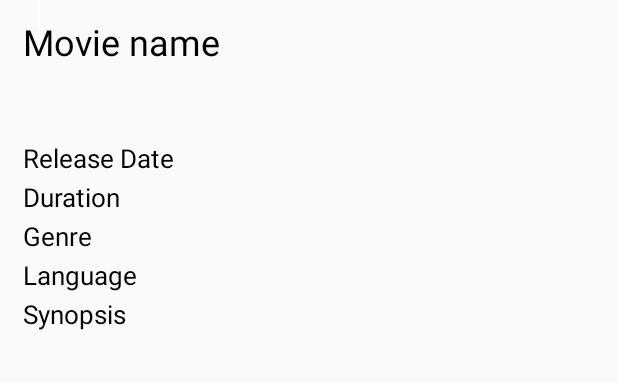
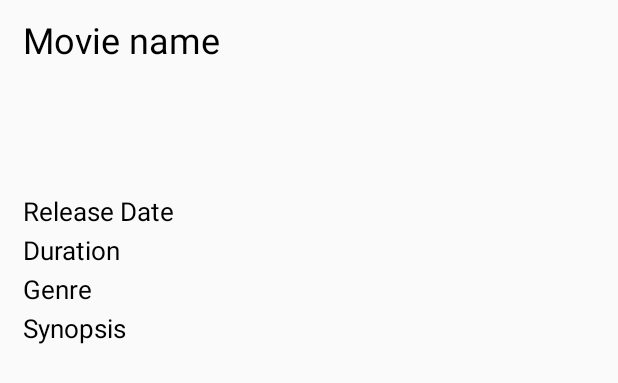
Before and after one commit to ektanijhawan/Movies-App, an Android app: the layout movie_detail_holder.xml on its own in the app's theme, with its tools: preview values and no code run, on a phone screen of 412 x 824 dp. Shown: the top 383 px of the screen. Run offline under Robolectric (Android 15) with nearby library versions, the phone set to English and light mode, and no system bars; network calls fail.

Commit message:
FavouriteFragmentMovieDetail's work done

```diff
--- a/app/src/main/java/com/example/android/material_design/Adapters/AdapterBoxOffice.java
+++ b/app/src/main/java/com/example/android/material_design/Adapters/AdapterBoxOffice.java
@@ -70,6 +70,7 @@ public class AdapterBoxOffice extends RecyclerView.Adapter<AdapterBoxOffice.View
 
                 @Override
                 public void onResponse(ImageLoader.ImageContainer response, boolean isImmediate) {
+                    holder.movieImage.setImageResource(android.R.color.transparent);
                     holder.movieImage.setImageBitmap(response.getBitmap());
                 }
             });
--- a/app/src/main/java/com/example/android/material_design/Adapters/MovieDetailAdapter.java
+++ b/app/src/main/java/com/example/android/material_design/Adapters/MovieDetailAdapter.java
@@ -197,7 +197,7 @@ public class MovieDetailAdapter extends RecyclerView.Adapter<RecyclerView.ViewHo
             moviePopularity = (TextView) itemView.findViewById(R.id.tvMoviePopularity);
             movieRating = (TextView) itemView.findViewById(R.id.tvMovieRating);
             movieSynopsis = (TextView) itemView.findViewById(R.id.tvMovieSynopsis);
-            movieLanguage = (TextView) itemView.findViewById(R.id.tvMovieLanguage);
+        //    movieLanguage = (TextView) itemView.findViewById(R.id.tvMovieLanguage);
             // movieTitle = (TextView) itemView.findViewById(R.id.movieTitle);
         }
 
--- a/app/src/main/res/layout/movie_detail_holder.xml
+++ b/app/src/main/res/layout/movie_detail_holder.xml
@@ -11,6 +11,7 @@
         android:layout_width="match_parent"
         android:layout_height="wrap_content"
         android:layout_marginBottom="5dp">
+        <!--
 <LinearLayout
     android:layout_width="match_parent"
     android:layout_height="wrap_content">
@@ -45,27 +46,45 @@
         />
     </LinearLayout>
 </LinearLayout>
+-->
         <RelativeLayout
-            android:id="@+id/rlMovieTitle"
             android:layout_width="match_parent"
             android:layout_height="wrap_content"
-            android:minHeight="?attr/actionBarSize"
-            >
+            android:id="@+id/rlMovieTitle">
 
             <TextView
                 android:id="@+id/tvMovieTitle"
                 android:layout_width="wrap_content"
                 android:layout_height="wrap_content"
                 android:text="Movie name"
-                android:textSize="24dp"
+                android:textSize="24sp"
+
                 android:textColor="#000000"
                 android:layout_centerVertical="true"
-                android:layout_marginTop="10dp"
-                android:layout_marginRight="50dp"
-                android:layout_marginLeft="15dp"
-                android:layout_marginBottom="10dp"/>
+                android:layout_marginTop="10sp"
+                android:layout_marginRight="50sp"
+                android:layout_marginLeft="15sp"
+                android:layout_marginBottom="10sp"/>
         </RelativeLayout>
 
+        <TextView
+            android:id="@+id/tvMoviePopularity"
+            android:layout_width="wrap_content"
+            android:layout_height="wrap_content"
+            android:layout_weight="1"
+            android:layout_marginLeft="25sp"
+            android:layout_gravity="center"
+            android:layout_below="@id/rlMovieTitle"
+            />
+        <TextView
+            android:id="@+id/tvMovieRating"
+            android:layout_width="wrap_content"
+            android:layout_height="wrap_content"
+            android:layout_weight="1"
+            android:layout_gravity="center"
+            android:layout_below="@id/tvMoviePopularity"
+            android:layout_marginLeft="25sp"
+            />
         <TextView
             android:id="@+id/tvMovieTagLine"
             android:layout_width="wrap_content"
@@ -73,7 +92,7 @@
             android:textSize="17dp"
             android:textColor="#000000"
             android:lineSpacingExtra="5dp"
-            android:layout_below="@id/rlMovieTitle"
+            android:layout_below="@id/tvMovieRating"
             android:layout_marginTop="10dp"
             android:layout_marginLeft="15dp"
             android:layout_marginRight="15dp"/>
@@ -117,18 +136,7 @@
             android:layout_marginLeft="15dp"
             android:layout_marginRight="15dp"/>
 
-        <TextView
-            android:id="@+id/tvMovieLanguage"
-            android:layout_width="wrap_content"
-            android:layout_height="wrap_content"
-            android:text="Language"
-            android:textSize="17dp"
-            android:textColor="#000000"
-            android:lineSpacingExtra="5dp"
-            android:layout_below="@id/tvMovieGenre"
-            android:layout_marginTop="2dp"
-            android:layout_marginLeft="15dp"
-            android:layout_marginRight="15dp"/>
+
 
         <TextView
             android:id="@+id/tvMovieSynopsis"
@@ -138,24 +146,12 @@
             android:textSize="17dp"
             android:textColor="#000000"
             android:lineSpacingExtra="5dp"
-            android:layout_below="@id/tvMovieLanguage"
+            android:layout_below="@id/tvMovieGenre"
             android:layout_marginTop="2dp"
             android:layout_marginLeft="15dp"
             android:layout_marginRight="15dp"/>
 
-        <RelativeLayout
-            android:id="@+id/rlDetails"
-            android:layout_width="match_parent"
-            android:layout_height="wrap_content"
-            android:layout_below="@id/tvMovieSynopsis"
-            android:layout_marginTop="25dp"
-            android:layout_marginBottom="20dp">
 
-
-
-
-
-        </RelativeLayout>
     </RelativeLayout>
 
     <!--<View-->
```
Also changed, not shown: app/src/main/java/com/example/android/material_design/Fragments/FragmentMovieDetail.java (+24 -6 lines), app/src/main/java/com/example/android/material_design/Fragments/FragmentPopular.java (+13 -0 lines), app/src/main/java/com/example/android/material_design/Fragments/FragmentTest.java (+14 -0 lines), app/src/main/java/com/example/android/material_design/Fragments/FragmentUpcoming.java (+15 -3 lines), app/src/main/res/layout/fragment_movie_detail.xml (+1 -8 lines).
